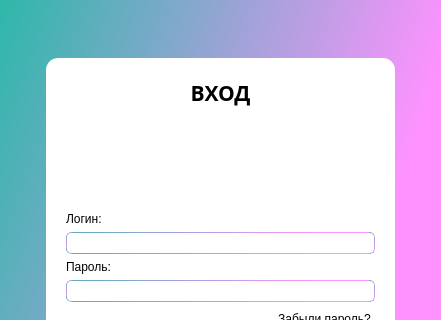
Qt form uis/enter.ui (KIBORGm/amn_project) before a commit; both pictures show x 0 to 441 and y 0 to 320 of the 441 by 587 pixel window.
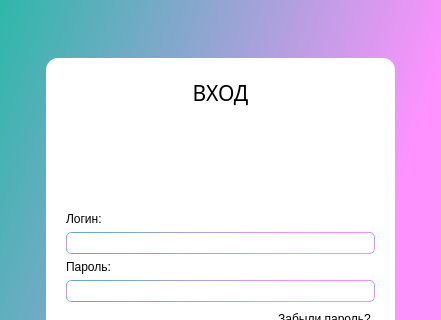
The same form after that commit.

Diff of the .ui file:
```diff
--- a/uis/enter.ui
+++ b/uis/enter.ui
@@ -104,12 +104,16 @@
        <widget class="QLabel" name="label">
         <property name="font">
          <font>
-          <family>Gadugi</family>
+          <family>Century Gothic</family>
           <pointsize>16</pointsize>
-          <weight>75</weight>
-          <bold>true</bold>
+          <weight>50</weight>
+          <italic>false</italic>
+          <bold>false</bold>
          </font>
         </property>
+        <property name="styleSheet">
+         <string notr="true">	font: 16pt &quot;Century Gothic&quot;;</string>
+        </property>
         <property name="text">
          <string>ВХОД</string>
         </property>
```
Left out of the diff: 10 changed lines with no effect on the pictures.
